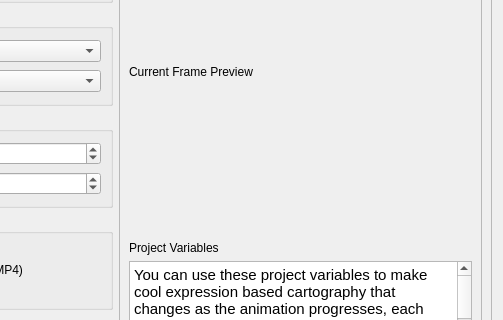
Old version of the form ui/animation_workbench_base.ui in the repository timlinux/QGISAnimationWorkbench; both pictures show x 271 to 774 and y 318 to 638 of the 774 by 779 pixel window.
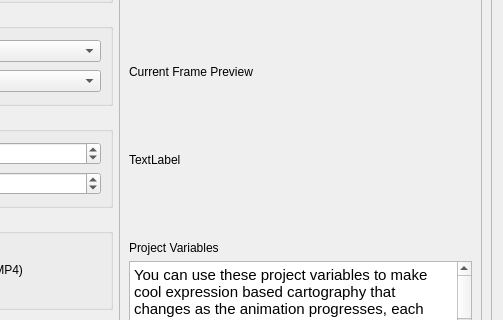
New version of the form. Custom widgets are drawn as their Qt base class.

Commit message: Added preview and message bar

Patch:
```diff
--- a/ui/animation_workbench_base.ui
+++ b/ui/animation_workbench_base.ui
@@ -135,6 +135,25 @@
             </property>
            </widget>
           </item>
+          <item row="5" column="0">
+           <widget class="QLabel" name="current_frame_preview">
+            <property name="minimumSize">
+             <size>
+              <width>250</width>
+              <height>150</height>
+             </size>
+            </property>
+            <property name="maximumSize">
+             <size>
+              <width>250</width>
+              <height>150</height>
+             </size>
+            </property>
+            <property name="text">
+             <string>TextLabel</string>
+            </property>
+           </widget>
+          </item>
           <item row="7" column="0">
            <widget class="QTextEdit" name="project_variables_text_edit">
             <property name="html">
@@ -191,16 +210,6 @@
             </property>
            </spacer>
           </item>
-          <item row="5" column="0">
-           <widget class="QWidget" name="current_frame_preview" native="true">
-            <property name="minimumSize">
-             <size>
-              <width>0</width>
-              <height>150</height>
-             </size>
-            </property>
-           </widget>
-          </item>
           <item row="2" column="0">
            <widget class="QLabel" name="zoom_easing_preview_label">
             <property name="text">
```
Left out of the diff: 18 changed lines with no effect on the pictures. The commit also changes 2 other files.
